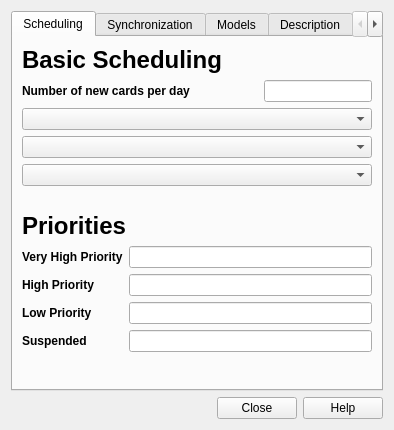
Old version of the form designer/deckproperties.ui in the repository ankitects/anki.
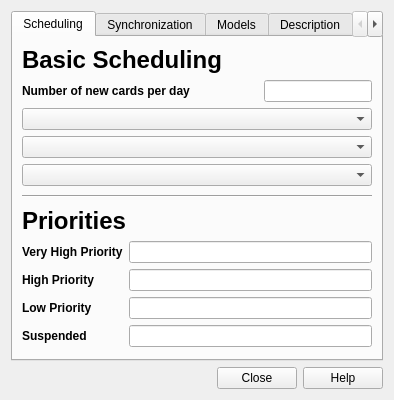
New version of the form.

```diff
--- a/designer/deckproperties.ui
+++ b/designer/deckproperties.ui
@@ -9,7 +9,7 @@
     <x>0</x>
     <y>0</y>
     <width>394</width>
-    <height>430</height>
+    <height>400</height>
    </rect>
   </property>
   <property name="windowTitle" >
@@ -30,7 +30,7 @@
         <x>0</x>
         <y>0</y>
         <width>378</width>
-        <height>364</height>
+        <height>334</height>
        </rect>
       </property>
       <attribute name="title" >
@@ -94,14 +94,14 @@
        <item row="3" column="0" >
         <widget class="QComboBox" name="newCardScheduling" />
        </item>
-       <item row="6" column="0" >
+       <item row="8" column="0" >
         <widget class="QLabel" name="label_16" >
          <property name="text" >
           <string>&lt;h1>Priorities&lt;/h1></string>
          </property>
         </widget>
        </item>
-       <item row="7" column="0" >
+       <item row="9" column="0" >
         <layout class="QGridLayout" name="gridLayout_4" >
          <item row="0" column="0" >
           <widget class="QLabel" name="label_21" >
@@ -157,7 +157,7 @@
          </item>
         </layout>
        </item>
-       <item row="8" column="0" >
+       <item row="10" column="0" >
         <spacer name="verticalSpacer_2" >
          <property name="orientation" >
           <enum>Qt::Vertical</enum>
@@ -173,18 +173,35 @@
        <item row="4" column="0" >
         <widget class="QComboBox" name="revCardOrder" />
        </item>
+       <item row="6" column="0" >
+        <widget class="Line" name="line_2" >
+         <property name="orientation" >
+          <enum>Qt::Horizontal</enum>
+         </property>
+        </widget>
+       </item>
        <item row="5" column="0" >
         <spacer name="verticalSpacer_3" >
          <property name="orientation" >
           <enum>Qt::Vertical</enum>
          </property>
-         <property name="sizeType" >
-          <enum>QSizePolicy::Fixed</enum>
+         <property name="sizeHint" stdset="0" >
+          <size>
+           <width>20</width>
+           <height>40</height>
+          </size>
          </property>
+        </spacer>
+       </item>
+       <item row="7" column="0" >
+        <spacer name="verticalSpacer_5" >
+         <property name="orientation" >
+          <enum>Qt::Vertical</enum>
+         </property>
          <property name="sizeHint" stdset="0" >
           <size>
            <width>20</width>
-           <height>20</height>
+           <height>40</height>
           </size>
          </property>
         </spacer>
```
Left out of the diff: 40 changed lines with no effect on the pictures.
